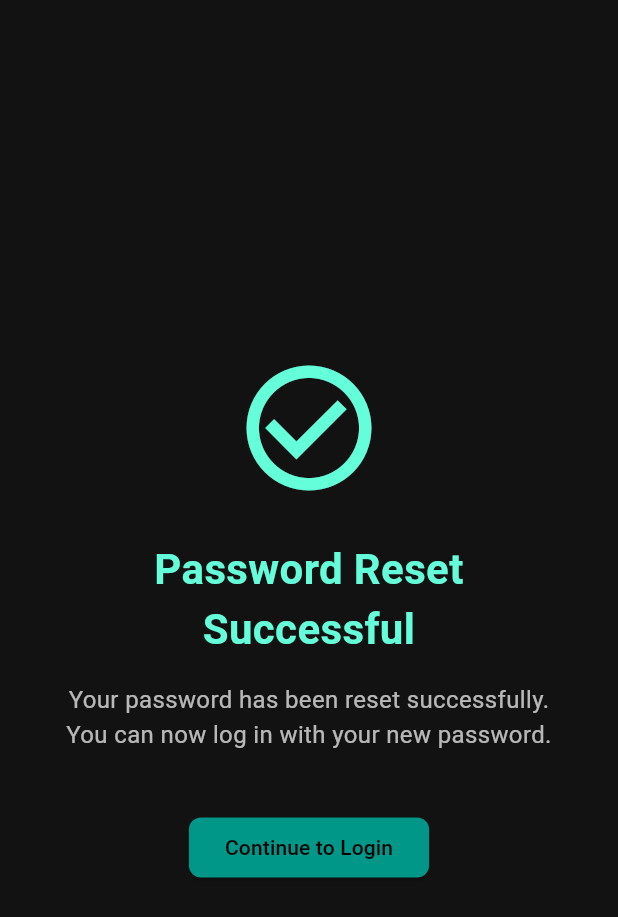
After one commit to mburakaltun/daily_quote_app, a Flutter app: the ResetPasswordSuccessScreen screen opened by its route, on a phone screen of 412 x 824 dp. The commit adds this screen. Shown: the top 917 px of the screen. Run offline on Flutter 3.47's test engine with Material 3 defaults, Android fonts, the light colour scheme and no system bars; our stand-ins replace flutter_dotenv, shared_preferences, uni_links; accounts and stored records are empty; network calls fail.

Commit message:
add complete reset password functionality with deep link support and success screen

```diff
--- /dev/null
+++ b/lib/authentication/screen/reset_password_success_screen.dart
@@ -0,0 +1,43 @@
+import 'package:daily_quote_app/common/constants/routes.dart';
+import 'package:daily_quote_app/common/extension/localization_extension.dart';
+import 'package:flutter/material.dart';
+
+class ResetPasswordSuccessScreen extends StatelessWidget {
+  const ResetPasswordSuccessScreen({super.key});
+
+  @override
+  Widget build(BuildContext context) {
+    return Scaffold(
+      body: Center(
+        child: Padding(
+          padding: const EdgeInsets.symmetric(horizontal: 32),
+          child: Column(
+            mainAxisSize: MainAxisSize.min,
+            children: [
+              const Icon(Icons.check_circle_outline, size: 100, color: Colors.tealAccent),
+              const SizedBox(height: 24),
+              Text(
+                context.message.resetPasswordSuccessTitle,
+                textAlign: TextAlign.center,
+                style: const TextStyle(fontSize: 28, fontWeight: FontWeight.bold, color: Colors.tealAccent),
+              ),
+              const SizedBox(height: 16),
+              Text(
+                context.message.resetPasswordSuccessMessage,
+                textAlign: TextAlign.center,
+                style: const TextStyle(fontSize: 16, color: Colors.white70),
+              ),
+              const SizedBox(height: 40),
+              ElevatedButton(
+                onPressed: () {
+                  Navigator.pushReplacementNamed(context, Routes.signIn);
+                },
+                child: Text(context.message.resetPasswordSuccessContinue),
+              ),
+            ],
+          ),
+        ),
+      ),
+    );
+  }
+}
--- a/lib/l10n/app_en.arb
+++ b/lib/l10n/app_en.arb
@@ -62,6 +62,17 @@
   "resetPasswordFailed": "Password Reset Failed",
   "resetPasswordResetLinkSent": "If your email exists in our system, a password reset link has been sent.",
   "resetPasswordRemembered": "Remembered your password?",
+  "resetPasswordNew": "New Password",
+  "resetPasswordNewHint": "Password must be at least 8 characters",
+  "resetPasswordConfirm": "Confirm New Password",
+  "resetPasswordConfirmHint": "Please confirm your new password",
+  "resetPasswordMismatch": "Passwords do not match",
+  "resetPasswordSuccessTitle": "Password Reset Successful",
+  "resetPasswordSuccessMessage": "Your password has been reset successfully. You can now log in with your new password.",
+  "resetPasswordSuccessContinue": "Continue to Login",
+  "resetPasswordCompleteTitle": "Reset Password",
+  "resetPasswordCompleteDescription": "Please create a new secure password for your account",
+  "resetPasswordCompleteSubmit": "Reset Password",
 
   "dashboardFeed": "Feed",
   "dashboardDiscover": "Discover",
--- a/lib/l10n/app_localizations.dart
+++ b/lib/l10n/app_localizations.dart
@@ -437,6 +437,72 @@ abstract class AppLocalizations {
   /// **'Remembered your password?'**
   String get resetPasswordRemembered;
 
+  /// No description provided for @resetPasswordNew.
+  ///
+  /// In en, this message translates to:
+  /// **'New Password'**
+  String get resetPasswordNew;
+
+  /// No description provided for @resetPasswordNewHint.
+  ///
+  /// In en, this message translates to:
+  /// **'Password must be at least 8 characters'**
+  String get resetPasswordNewHint;
+
+  /// No description provided for @resetPasswordConfirm.
+  ///
+  /// In en, this message translates to:
+  /// **'Confirm New Password'**
+  String get resetPasswordConfirm;
+
+  /// No description provided for @resetPasswordConfirmHint.
+  ///
+  /// In en, this message translates to:
+  /// **'Please confirm your new password'**
+  String get resetPasswordConfirmHint;
+
+  /// No description provided for @resetPasswordMismatch.
+  ///
+  /// In en, this message translates to:
+  /// **'Passwords do not match'**
+  String get resetPasswordMismatch;
+
+  /// No description provided for @resetPasswordSuccessTitle.
+  ///
+  /// In en, this message translates to:
+  /// **'Password Reset Successful'**
+  String get resetPasswordSuccessTitle;
+
+  /// No description provided for @resetPasswordSuccessMessage.
+  ///
+  /// In en, this message translates to:
+  /// **'Your password has been reset successfully. You can now log in with your new password.'**
+  String get resetPasswordSuccessMessage;
+
+  /// No description provided for @resetPasswordSuccessContinue.
+  ///
+  /// In en, this message translates to:
+  /// **'Continue to Login'**
+  String get resetPasswordSuccessContinue;
+
+  /// No description provided for @resetPasswordCompleteTitle.
+  ///
+  /// In en, this message translates to:
+  /// **'Reset Password'**
+  String get resetPasswordCompleteTitle;
+
+  /// No description provided for @resetPasswordCompleteDescription.
+  ///
+  /// In en, this message translates to:
+  /// **'Please create a new secure password for your account'**
+  String get resetPasswordCompleteDescription;
+
+  /// No description provided for @resetPasswordCompleteSubmit.
+  ///
+  /// In en, this message translates to:
+  /// **'Reset Password'**
+  String get resetPasswordCompleteSubmit;
+
   /// No description provided for @dashboardFeed.
   ///
   /// In en, this message translates to:
--- a/lib/l10n/app_localizations_en.dart
+++ b/lib/l10n/app_localizations_en.dart
@@ -180,6 +180,39 @@ class AppLocalizationsEn extends AppLocalizations {
   String get resetPasswordRemembered => 'Remembered your password?';
 
   @override
+  String get resetPasswordNew => 'New Password';
+
+  @override
+  String get resetPasswordNewHint => 'Password must be at least 8 characters';
+
+  @override
+  String get resetPasswordConfirm => 'Confirm New Password';
+
+  @override
+  String get resetPasswordConfirmHint => 'Please confirm your new password';
+
+  @override
+  String get resetPasswordMismatch => 'Passwords do not match';
+
+  @override
+  String get resetPasswordSuccessTitle => 'Password Reset Successful';
+
+  @override
+  String get resetPasswordSuccessMessage => 'Your password has been reset successfully. You can now log in with your new password.';
+
+  @override
+  String get resetPasswordSuccessContinue => 'Continue to Login';
+
+  @override
+  String get resetPasswordCompleteTitle => 'Reset Password';
+
+  @override
+  String get resetPasswordCompleteDescription => 'Please create a new secure password for your account';
+
+  @override
+  String get resetPasswordCompleteSubmit => 'Reset Password';
+
+  @override
   String get dashboardFeed => 'Feed';
 
   @override
--- a/pubspec.yaml
+++ b/pubspec.yaml
@@ -18,6 +18,7 @@ dependencies:
   flutter_localizations:
     sdk: flutter
   intl: any
+  uni_links: ^0.5.1
 
 dev_dependencies:
   flutter_test:
```
Also changed, not shown: lib/authentication/screen/complete_reset_password_screen.dart (added, +192 -0 lines), lib/l10n/app_localizations_tr.dart (+33 -0 lines), lib/l10n/app_tr.arb (+11 -0 lines), lib/main.dart (+66 -31 lines), pubspec.lock, 3 other files.
